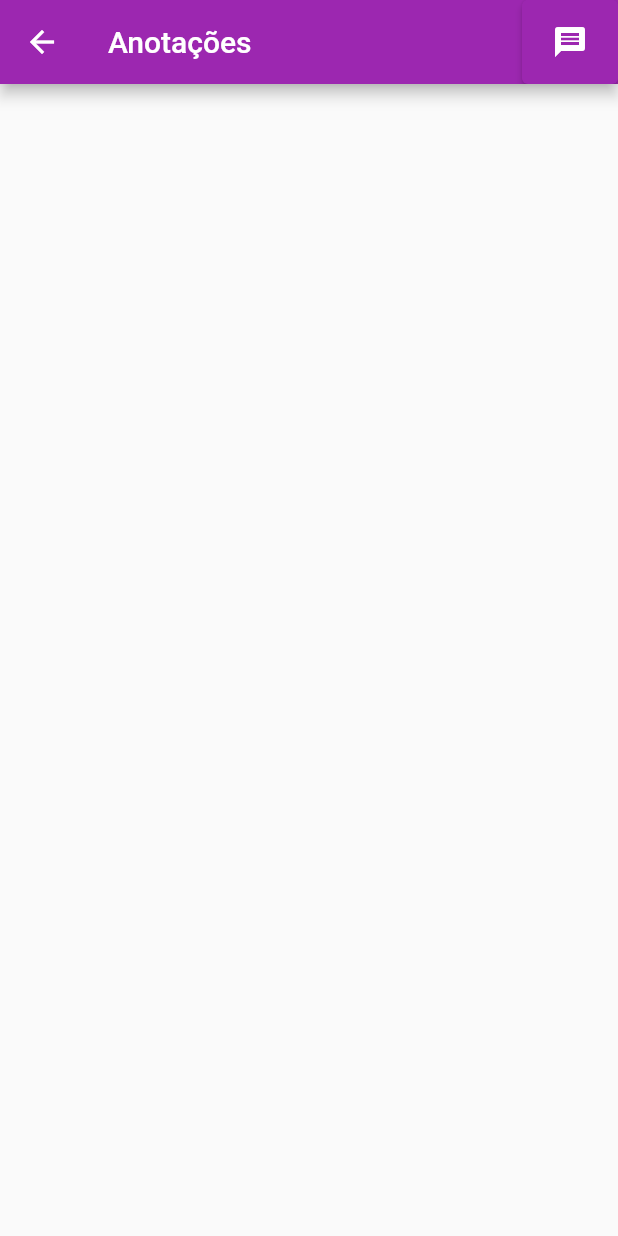
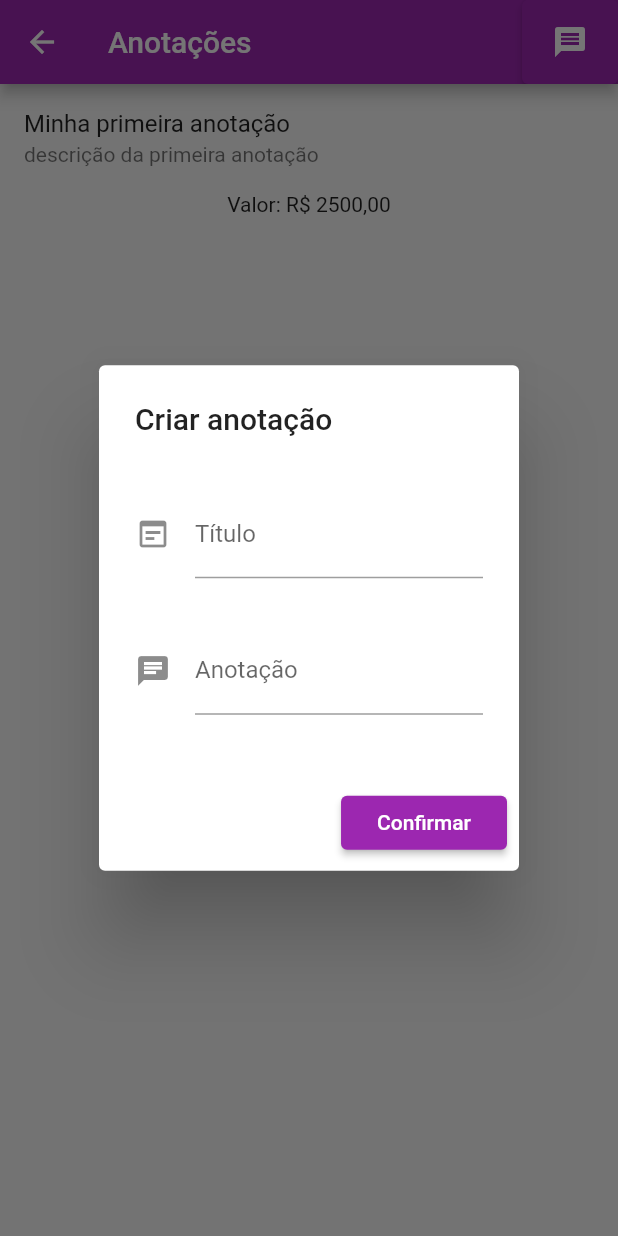
Before and after one commit to JordanElizeu/ControleDeFinancasFlutter, a Flutter app: the Annotations screen opened by its route, after a tap on the "message" icon, on a phone screen of 412 x 824 dp. Run offline on Flutter 3.47's test engine with Material 2 defaults, Android fonts, the phone set to English and light mode, and no system bars; our stand-ins replace flutter_multi_formatter, get.

Commit message:
Página de anotações concluída

```diff
--- /dev/null
+++ b/lib/controller/annotation_controller.dart
@@ -0,0 +1,25 @@
+import 'package:flutter/cupertino.dart';
+import 'package:get/get.dart';
+
+class AnnotationsController extends GetxController{
+  static TextEditingController textEditingControllerTitle =
+  TextEditingController();
+  static TextEditingController textEditingControllerAnnotation =
+  TextEditingController();
+  static GlobalKey<FormState> formKeyFieldTitle = GlobalKey<FormState>();
+  static GlobalKey<FormState> formKeyFieldAnnotation = GlobalKey<FormState>();
+
+  String? validateFieldFormTextTitle() {
+    if (textEditingControllerTitle.text.isEmpty) {
+      return 'Preencha um título';
+    }
+    return null;
+  }
+
+  String? validateFieldFormTextAnnotation() {
+    if (textEditingControllerAnnotation.text.isEmpty) {
+      return 'Preencha uma anotação';
+    }
+    return null;
+  }
+}
--- a/lib/controller/deposit_controller.dart
+++ b/lib/controller/deposit_controller.dart
@@ -17,7 +17,7 @@ class DepositMoneyController extends GetxController{
     InitialController().incrementValorTotal = valor;
   }
 
-  void saveDeposit(){
+  void confirmDeposit(){
     final FormState? formValidateTitle = formKeyFieldTitle.currentState;
     final FormState? formValidateDesc = formKeyFieldDesc.currentState;
     final FormState? formValidateMoney = formKeyFieldMoney.currentState;
--- a/lib/router/app_pages.dart
+++ b/lib/router/app_pages.dart
@@ -2,6 +2,7 @@ import 'package:app_financeiro/ui/annotations/annotations.dart';
 import 'package:app_financeiro/ui/deposit_money/deposit_money.dart';
 import 'package:app_financeiro/ui/home/home.dart';
 import 'package:app_financeiro/ui/home/widgets/page_initial.dart';
+import 'package:app_financeiro/ui/transactions/transactions.dart';
 import 'package:app_financeiro/ui/withdraw_money/withdraw_money.dart';
 import 'app_routes.dart';
 
@@ -12,5 +13,6 @@ class AppPagesView{
     Routes.INCREMENT_MONEY: (_) => DepositMoney(),
     Routes.DECREMENT_MONEY: (_) => WithdrawMoney(),
     Routes.ANNOTATIONS: (_) => Annotations(),
+    Routes.TRANSACTIONS: (_) => Transactions(),
   };
 }
--- a/lib/router/app_routes.dart
+++ b/lib/router/app_routes.dart
@@ -1,7 +1,10 @@
+import 'package:app_financeiro/ui/transactions/transactions.dart';
+
 abstract class Routes{
   static const HOME = '/';
   static const INITIAL = '/initial';
   static const INCREMENT_MONEY = '/addmoney';
   static const DECREMENT_MONEY = '/removemoney';
   static const ANNOTATIONS = '/annotations';
+  static const TRANSACTIONS = '/transactions';
 }
--- a/lib/ui/annotations/annotations.dart
+++ b/lib/ui/annotations/annotations.dart
@@ -1,3 +1,4 @@
+import 'package:app_financeiro/ui/annotations/widgets/createannotations.dart';
 import 'package:flutter/cupertino.dart';
 import 'package:flutter/material.dart';
 
@@ -12,14 +13,27 @@ class Annotations extends StatelessWidget {
         actions: [
           Container(
             child: ElevatedButton(
-              onPressed: () {
-
+              onPressed: (){
+                alertDialogCreateAnnotation(function: () {}, context: context);
               },
               child: Icon(Icons.message),
             ),
           )
         ],
       ),
+      body: ListView(
+        children: [
+          Column(
+            children: [
+              ListTile(
+                title: Text('Minha primeira anotação'),
+                subtitle: Text('descrição da primeira anotação'),
+              ),
+              Text('Valor: R\$ 2500,00')
+            ],
+          )
+        ],
+      ),
     );
   }
 }
--- a/lib/ui/annotations/widgets/createannotations.dart
+++ b/lib/ui/annotations/widgets/createannotations.dart
@@ -0,0 +1,89 @@
+import 'package:app_financeiro/controller/annotation_controller.dart';
+import 'package:app_financeiro/ui/widgets/widget_validateform.dart';
+import 'package:flutter/cupertino.dart';
+import 'package:flutter/material.dart';
+
+class CreateAnnotations extends StatelessWidget {
+  final String buttonText = 'Confirmar';
+  final Function() functionButton;
+
+  CreateAnnotations({
+    required this.functionButton,
+  });
+
+  @override
+  Widget build(BuildContext context) {
+    return AlertDialog(
+      title: const Text('Criar anotação'),
+      content: Column(
+        mainAxisSize: MainAxisSize.min,
+        mainAxisAlignment: MainAxisAlignment.center,
+        crossAxisAlignment: CrossAxisAlignment.center,
+        children: <Widget>[
+          Padding(
+            padding: const EdgeInsets.only(bottom: 16.0, top: 16.0),
+            child: Form(
+              key: AnnotationsController.formKeyFieldTitle,
+              child: WidgetTextField().textField(
+                  label: 'Título',
+                  icon: Icons.wysiwyg,
+                  globalKey: AnnotationsController.formKeyFieldTitle,
+                  controller: AnnotationsController.textEditingControllerTitle,
+                  function: (String text) {
+                    AnnotationsController().validateFieldFormTextTitle();
+                  }),
+            ),
+          ),
+          Padding(
+            padding: const EdgeInsets.only(bottom: 16.0, top: 16.0),
+            child: Form(
+              key: AnnotationsController.formKeyFieldAnnotation,
+              child: WidgetTextField().textField(
+                  label: 'Anotação',
+                  icon: Icons.chat,
+                  globalKey: AnnotationsController.formKeyFieldAnnotation,
+                  controller:
+                      AnnotationsController.textEditingControllerAnnotation,
+                  function: (String text) {
+                    AnnotationsController().validateFieldFormTextAnnotation();
+                  }),
+            ),
+          ),
+        ],
+      ),
+      actions: <Widget>[
+        ElevatedButton(
+            child: Padding(
+              padding: const EdgeInsets.all(8.0),
+              child: Text(buttonText),
+            ),
+            onPressed: functionButton)
+      ],
+    );
+  }
+}
+
+class AnnotationDialog extends StatelessWidget {
+  final Function() functionButton;
+  AnnotationDialog({required this.functionButton});
+
+  @override
+  Widget build(BuildContext context) {
+    return CreateAnnotations(
+      functionButton: functionButton,
+    );
+  }
+}
+
+alertDialogCreateAnnotation({
+  required BuildContext context,
+  required Function() function,
+}) async {
+  await showDialog(
+      context: context,
+      builder: (contextDialog) {
+        return AnnotationDialog(
+          functionButton: function,
+        );
+      });
+}
--- a/lib/ui/deposit_money/deposit_money.dart
+++ b/lib/ui/deposit_money/deposit_money.dart
@@ -11,7 +11,7 @@ class DepositMoney extends StatelessWidget {
     final DepositMoneyController _depositMoneyController =
         DepositMoneyController();
     return Scaffold(
-      appBar: appBar(title: 'Depositar valor em conta'),
+      appBar: appBar(title: 'Depositar dinheiro'),
       body: FormToWithdrawAndDeposit(
               globalKeyTitle: DepositMoneyController.formKeyFieldTitle,
               globalKeyMoney: DepositMoneyController.formKeyFieldMoney,
@@ -33,7 +33,7 @@ class DepositMoney extends StatelessWidget {
               },
               labelFieldMoney: 'Valor a depositar',
               functionButtonConfirm: () {
-                return _depositMoneyController.saveDeposit();
+                return _depositMoneyController.confirmDeposit();
               })
           .formsToWithdrawAndDeposit(),
     );
--- a/lib/ui/home/widgets/page_initial.dart
+++ b/lib/ui/home/widgets/page_initial.dart
@@ -150,9 +150,14 @@ Widget _cardCircleButtons(
                   text: "Retirar",
                 ),
               ),
-              circleAvatar(
-                iconData: Icons.assessment_outlined,
-                text: "Transações",
+              InkWell(
+                onTap: () {
+                  Navigator.of(context).pushNamed(Routes.TRANSACTIONS);
+                },
+                child: circleAvatar(
+                  iconData: Icons.assessment_outlined,
+                  text: "Transações",
+                ),
               ),
               InkWell(
                 onTap: () {
--- a/lib/ui/widgets/widget_appbar.dart
+++ b/lib/ui/widgets/widget_appbar.dart
@@ -2,7 +2,6 @@ import 'package:flutter/material.dart';
 
 AppBar appBar({required String title}) {
   return AppBar(
-    centerTitle: true,
     title: Text(title),
   );
 }
```
